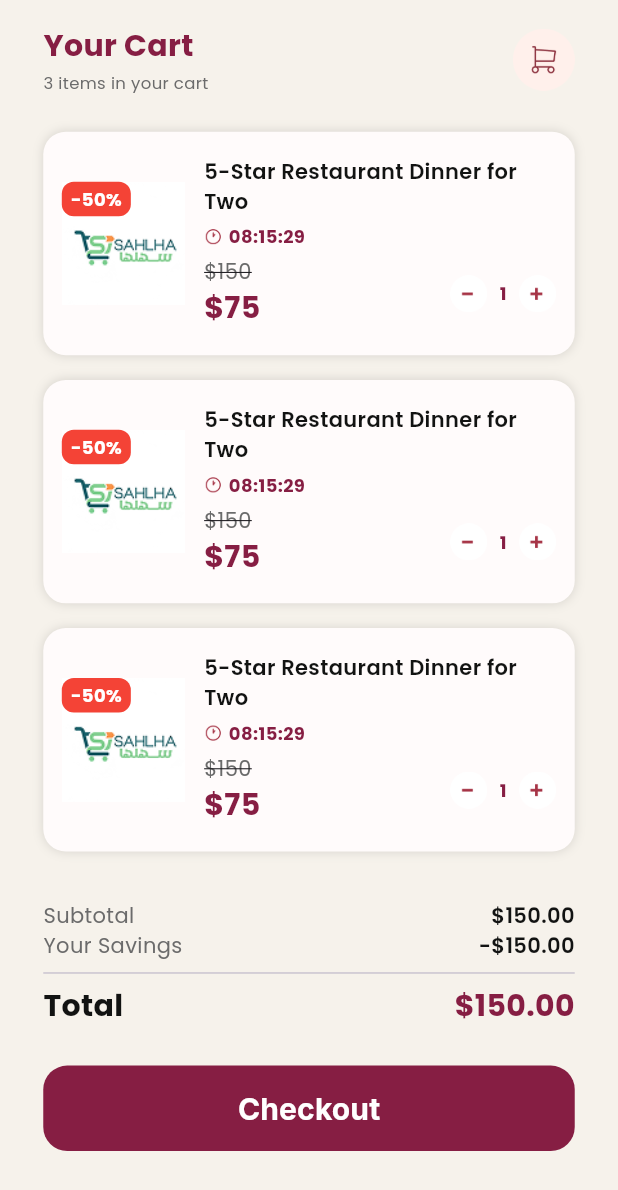
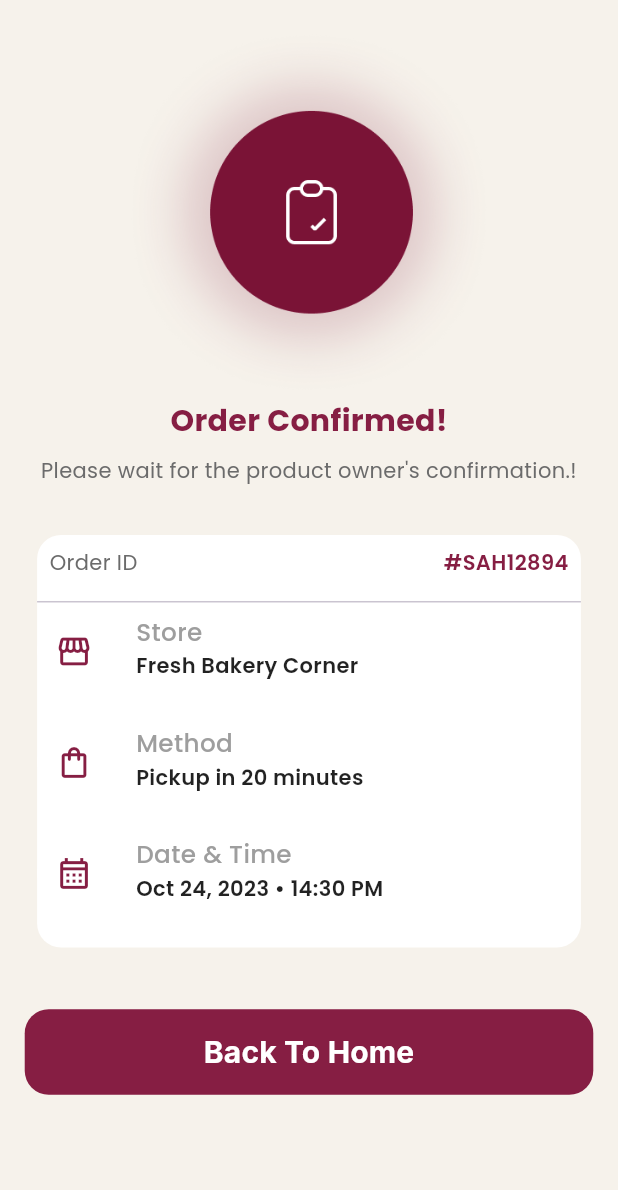
Before and after one commit to abdelrhamanadel4-Flutter/plus90_application, a Flutter app: the CartTab screen opened directly, after a tap on "Checkout", on a phone screen of 412 x 824 dp. Shown: the top 1190 px of the screen. Run offline on Flutter 3.47's test engine with Material 3 defaults, Android fonts, the phone set to English and light mode, and no system bars; our stand-ins replace cloud_firestore, firebase_auth, firebase_core, google_fonts, smooth_page_indicator; missing offline and left inert: flutter_floating_bottom_bar; accounts and stored records are empty.

Commit message:
Update nav bar and remove sellscrean buttom and new page order confirmed

```diff
--- a/lib/Home/user/tabs/cart/card_cart.dart
+++ b/lib/Home/user/tabs/cart/card_cart.dart
@@ -1,9 +1,11 @@
 import 'package:flutter/material.dart';
+import 'package:plus90_application/utils/Dialog_utils.dart';
 import 'package:plus90_application/utils/app-assets.dart';
+import 'package:plus90_application/utils/app_color.dart';
 import 'package:plus90_application/utils/app_style.dart';
 
 class CardCart extends StatefulWidget {
-  CardCart({super.key});
+  const CardCart({super.key});
 
   @override
   State<CardCart> createState() => _CardCartState();
@@ -23,13 +25,19 @@ class _CardCartState extends State<CardCart> {
         horizontal: width(context) * 0.03,
         vertical: height(context) * 0.02,
       ),
+
       decoration: BoxDecoration(
         color: const Color.fromARGB(255, 255, 251, 251),
         borderRadius: BorderRadius.circular(15),
-        boxShadow: [BoxShadow(blurRadius: 5, color: Colors.black12)],
+
+        boxShadow: const [BoxShadow(blurRadius: 5, color: Colors.black12)],
       ),
+
       child: Row(
+        crossAxisAlignment: CrossAxisAlignment.start,
+
         children: [
+          /// image
           Stack(
             children: [
               Image.asset(AppAssets.logo, height: height(context) * 0.1),
@@ -37,12 +45,18 @@ class _CardCartState extends State<CardCart> {
               Positioned(
                 top: 0,
                 left: 0,
+
                 child: Container(
-                  padding: EdgeInsets.symmetric(horizontal: 6, vertical: 3),
+                  padding: const EdgeInsets.symmetric(
+                    horizontal: 6,
+                    vertical: 3,
+                  ),
+
                   decoration: BoxDecoration(
                     color: Colors.red,
                     borderRadius: BorderRadius.circular(8),
                   ),
+
                   child: Text('-50%', style: AppStyle.bold12white),
                 ),
               ),
@@ -51,36 +65,87 @@ class _CardCartState extends State<CardCart> {
 
           SizedBox(width: width(context) * 0.03),
 
+          /// details
           Expanded(
             child: Column(
               crossAxisAlignment: CrossAxisAlignment.start,
+
               children: [
-                Text(
-                  '5-Star Restaurant Dinner for Two',
-                  style: AppStyle.semibold14black,
-                  maxLines: 2,
+                /// title + delete
+                Row(
+                  crossAxisAlignment: CrossAxisAlignment.start,
+
+                  children: [
+                    Expanded(
+                      child: Text(
+                        '5-Star Restaurant Dinner for Two',
+                        style: AppStyle.semibold14black,
+                        maxLines: 2,
+                        overflow: TextOverflow.ellipsis,
+                      ),
+                    ),
+
+                    SizedBox(width: width(context) * 0.02),
+
+                    /// delete button
+                    GestureDetector(
+                      onTap: () {
+                        DialogUtils.showMessage(
+                          context: context,
+                          message: 'Are you sure?',
+                          posAction: () {},
+                          posActionName: 'yes',
+                          title: 'Delete  Item',
+                        );
+
+                        /// delete item
+                      },
+
+                      child: Container(
+                        padding: const EdgeInsets.all(6),
+
+                        decoration: BoxDecoration(
+                          color: AppColor.orange,
+                          shape: BoxShape.circle,
+                        ),
+
+                        child: const Icon(
+                          Icons.delete_outline,
+                          color: AppColor.whiteColor,
+                          size: 22,
+                        ),
+                      ),
+                    ),
+                  ],
                 ),
 
-                SizedBox(height: 5),
+                SizedBox(height: height(context) * 0.005),
 
+                /// timer
                 Row(
                   children: [
                     Image.asset(
                       AppAssets.clock,
                       height: height(context) * 0.015,
                     ),
+
                     SizedBox(width: width(context) * 0.01),
+
                     Text('08:15:29', style: AppStyle.bold12orange),
                   ],
                 ),
 
-                SizedBox(height: 5),
+                SizedBox(height: height(context) * 0.005),
 
+                /// price + quantity
                 Row(
                   mainAxisAlignment: MainAxisAlignment.spaceBetween,
+
                   children: [
+                    /// prices
                     Column(
                       crossAxisAlignment: CrossAxisAlignment.start,
+
                       children: [
                         Text(
                           '\$150',
@@ -88,34 +153,40 @@ class _CardCartState extends State<CardCart> {
                             decoration: TextDecoration.lineThrough,
                           ),
                         ),
+
                         Text('\$75', style: AppStyle.bold20orange),
                       ],
                     ),
 
-                    /// الكمية
+                    /// quantity
                     Row(
                       children: [
                         GestureDetector(
                           onTap: () {
-                            // Handle decrement logic here
                             count = count > 1 ? count - 1 : 1;
+
                             setState(() {});
                           },
+
                           child: Image.asset(
                             AppAssets.Button,
                             height: height(context) * 0.03,
                           ),
                         ),
+
                         SizedBox(width: width(context) * 0.02),
+
                         Text('$count', style: AppStyle.bold12orange),
+
                         SizedBox(width: width(context) * 0.02),
+
                         GestureDetector(
                           onTap: () {
-                            count = count + 1;
+                            count++;
+
                             setState(() {});
+                          },
 
-                            // Handle increment logic here
-                          },
                           child: Image.asset(
                             AppAssets.Button2,
                             height: height(context) * 0.03,
--- a/lib/Home/user/tabs/cart/cart.dart
+++ b/lib/Home/user/tabs/cart/cart.dart
@@ -1,5 +1,6 @@
 import 'package:flutter/material.dart';
 import 'package:plus90_application/Home/user/tabs/cart/card_cart.dart';
+import 'package:plus90_application/utils/AppRoutes.dart';
 import 'package:plus90_application/utils/app-assets.dart';
 import 'package:plus90_application/utils/app_style.dart';
 import 'package:plus90_application/utils/custom-elveted-buttom.dart';
@@ -85,11 +86,13 @@ class CartTab extends StatelessWidget {
               ),
               SizedBox(height: height(context) * 0.03),
               CustomElevatedButton(
-                onPressed: () {},
+                onPressed: () {
+                  Navigator.pushNamed(context, Approutes.OrderConfirmed);
+                },
                 text: 'Checkout',
                 textStyle: AppStyle.semibold20white,
               ),
-              SizedBox(height: height(context) * 0.02),
+              SizedBox(height: height(context) * 0.1),
             ],
           ),
         ),
--- /dev/null
+++ b/lib/Home/user/tabs/cart/order_confirmed.dart
@@ -0,0 +1,166 @@
+import 'package:flutter/material.dart';
+import 'package:plus90_application/utils/AppRoutes.dart';
+import 'package:plus90_application/utils/app-assets.dart';
+import 'package:plus90_application/utils/app_color.dart';
+import 'package:plus90_application/utils/app_style.dart';
+import 'package:plus90_application/utils/custom-elveted-buttom.dart';
+
+class OrderConfirmed extends StatelessWidget {
+  height(context) => MediaQuery.of(context).size.height;
+
+  width(context) => MediaQuery.of(context).size.width;
+  @override
+  Widget build(BuildContext context) {
+    return Scaffold(
+      body: Padding(
+        padding: EdgeInsets.symmetric(
+          horizontal: width(context) * 0.04,
+          vertical: height(context) * 0.02,
+        ),
+        child: Column(
+          crossAxisAlignment: CrossAxisAlignment.stretch,
+          children: [
+            Image.asset(AppAssets.orderconfirmed, height: 250, width: 300),
+            Center(
+              child: Text('Order Confirmed!', style: AppStyle.bold20orange),
+            ),
+            SizedBox(height: height(context) * 0.01),
+            Text(
+              'Please wait for the product owner\'s confirmation.!',
+              textAlign: TextAlign.center,
+              style: AppStyle.medium14ramdi,
+            ),
+            SizedBox(height: height(context) * 0.02),
+            Padding(
+              padding: EdgeInsets.symmetric(
+                horizontal: width(context) * 0.02,
+                vertical: height(context) * 0.02,
+              ),
+              child: Container(
+                decoration: BoxDecoration(
+                  color: AppColor.whiteColor,
+                  borderRadius: BorderRadius.circular(16),
+                ),
+                child: Column(
+                  children: [
+                    Padding(
+                      padding: EdgeInsets.symmetric(
+                        horizontal: width(context) * 0.02,
+                        vertical: height(context) * 0.01,
+                      ),
+                      child: Row(
+                        children: [
+                          Text('Order ID', style: AppStyle.medium14ramdi),
+                          Spacer(),
+                          Text('#SAH12894', style: AppStyle.semibold14orange),
+                        ],
+                      ),
+                    ),
+                    Divider(),
+                    buildInfoItem(
+                      context,
+                      icon: Icons.storefront_outlined,
+                      title: 'Store',
+                      subtitle: 'Fresh Bakery Corner',
+                    ),
+
+                    SizedBox(height: height(context) * 0.03),
+
+                    /// method
+                    buildInfoItem(
+                      context,
+                      icon: Icons.shopping_bag_outlined,
+                      title: 'Method',
+                      subtitle: 'Pickup in 20 minutes',
+                    ),
+
+                    SizedBox(height: height(context) * 0.03),
+
+                    /// date
+                    buildInfoItem(
+                      context,
+                      icon: Icons.calendar_month_outlined,
+                      title: 'Date & Time',
+                      subtitle: 'Oct 24, 2023 • 14:30 PM',
+                    ),
+
+                    SizedBox(height: height(context) * 0.03),
+                  ],
+                ),
+              ),
+            ),
+            SizedBox(height: height(context) * 0.03),
+
+            CustomElevatedButton(
+              onPressed: () {
+                Navigator.pushNamed(context, Approutes.HomeScreen);
+              },
+              text: 'Back To Home',
+              textStyle: AppStyle.semibold20white,
+            ),
+          ],
+        ),
+      ),
+    );
+  }
+}
+
+Widget buildInfoItem(
+  BuildContext context, {
+  required IconData icon,
+  required String title,
+  required String subtitle,
+}) {
+  height(context) => MediaQuery.of(context).size.height;
+  width(context) => MediaQuery.of(context).size.width;
+
+  return Row(
+    crossAxisAlignment: CrossAxisAlignment.start,
+
+    children: [
+      /// icon
+      Container(
+        height: width(context) * 0.12,
+        width: width(context) * 0.12,
+
+        decoration: BoxDecoration(
+          shape: BoxShape.circle,
+          color: AppColor.whiteColor,
+        ),
+
+        child: Icon(icon, color: AppColor.orange, size: width(context) * 0.06),
+      ),
+
+      SizedBox(width: width(context) * 0.04),
+
+      /// text
+      Expanded(
+        child: Column(
+          crossAxisAlignment: CrossAxisAlignment.start,
+
+          children: [
+            Text(
+              title,
+              style: TextStyle(
+                color: Colors.grey.shade500,
+                fontSize: width(context) * 0.04,
+                fontWeight: FontWeight.w500,
+              ),
+            ),
+
+            SizedBox(height: height(context) * 0.001),
+
+            Text(
+              subtitle,
+              style: TextStyle(
+                color: Colors.black87,
+                fontSize: 14,
+                fontWeight: FontWeight.w600,
+              ),
+            ),
+          ],
+        ),
+      ),
+    ],
+  );
+}
--- a/lib/main.dart
+++ b/lib/main.dart
@@ -6,12 +6,14 @@ import 'package:plus90_application/Auth/login.dart';
 import 'package:plus90_application/Auth/registers.dart';
 import 'package:plus90_application/Home/store/homeScrean_store.dart';
 import 'package:plus90_application/Home/user/homeScrean.dart';
+import 'package:plus90_application/Home/user/tabs/cart/order_confirmed.dart';
 import 'package:plus90_application/Splach/splachScrean.dart';
 import 'package:plus90_application/firebase_options.dart';
 import 'package:plus90_application/onBorading/onboradingpages.dart';
 import 'package:plus90_application/screens/catgory.dart';
 import 'package:plus90_application/screens/deatils_scean.dart';
 import 'package:plus90_application/screens/myorders.dart';
+import 'package:plus90_application/screens/sell_screen.dart';
 import 'package:plus90_application/utils/AppRoutes.dart';
 import 'package:plus90_application/utils/app.theme.dart';
 
@@ -46,6 +48,8 @@ class MyApp extends StatelessWidget {
         Approutes.DeatilsScrean: (context) => (DeatilsScrean()),
         Approutes.Myorders: (context) => (Myorders()),
         Approutes.Categories: (context) => (Categories()),
+        Approutes.SellScreen: (context) => (SellScreen()),
+        Approutes.OrderConfirmed: (context) => (OrderConfirmed()),
       },
     );
   }
--- a/lib/utils/AppRoutes.dart
+++ b/lib/utils/AppRoutes.dart
@@ -11,4 +11,6 @@ class Approutes {
   static const String DeatilsScrean = 'DeatilsScrean';
   static const String Myorders = 'Myorders';
   static const String Categories = 'Categories';
+  static const String SellScreen = 'SellScreen';
+  static const String OrderConfirmed = 'OrderConfirmed';
 }
--- a/lib/utils/app-assets.dart
+++ b/lib/utils/app-assets.dart
@@ -24,4 +24,5 @@ class AppAssets {
   static const String icon_search = 'assets/images/Frame.png';
   static const String donut = 'assets/images/donut.png';
   static const String catgoryappbar = 'assets/images/catgoryappbar.png';
+  static const String orderconfirmed = 'assets/images/orderconfirmed.png';
 }
--- a/pubspec.yaml
+++ b/pubspec.yaml
@@ -40,6 +40,7 @@ dependencies:
   cloud_firestore: ^6.3.0
   firebase_auth: ^6.4.0
   google_sign_in: ^7.2.0
+  flutter_floating_bottom_bar: ^2.0.0
 
 
 
```
Also changed, not shown: lib/Home/user/homeScrean.dart (+134 -60 lines), lib/Home/user/tabs/home.dart (+0 -66 lines), lib/Home/user/tabs/profile.dart (+9 -6 lines), assets/images/orderconfirmed.png (added), pubspec.lock.
